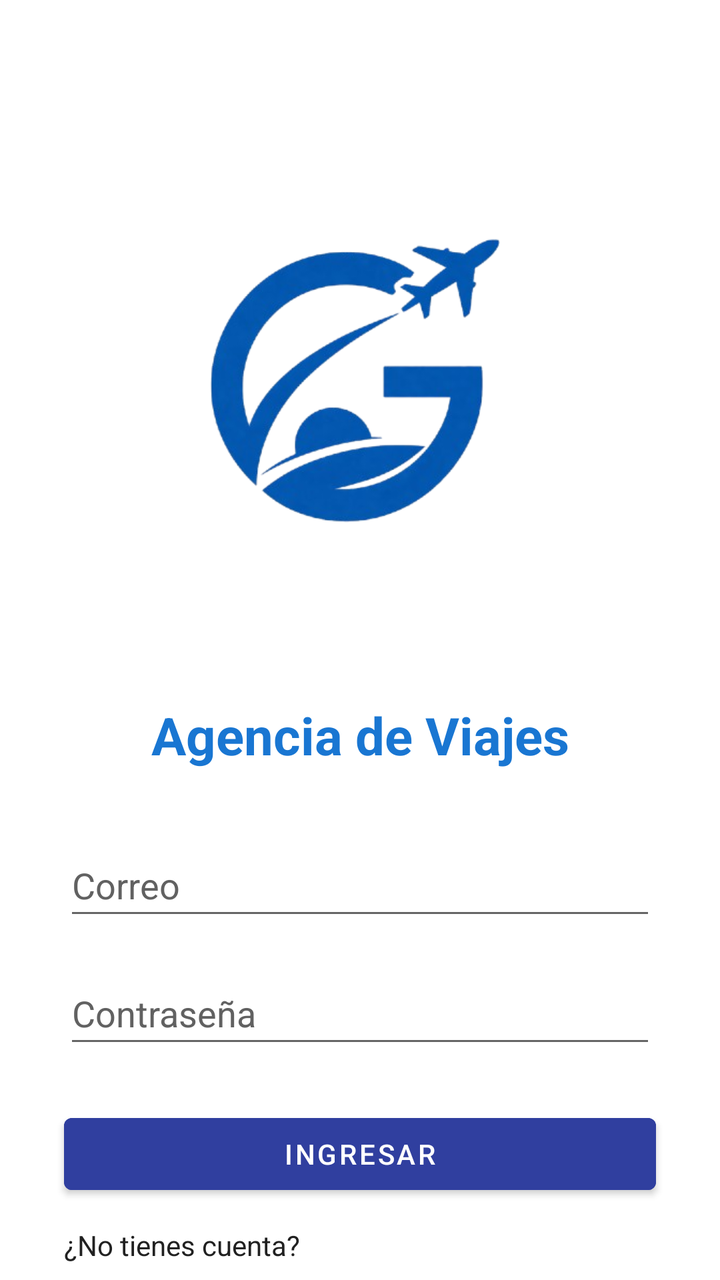
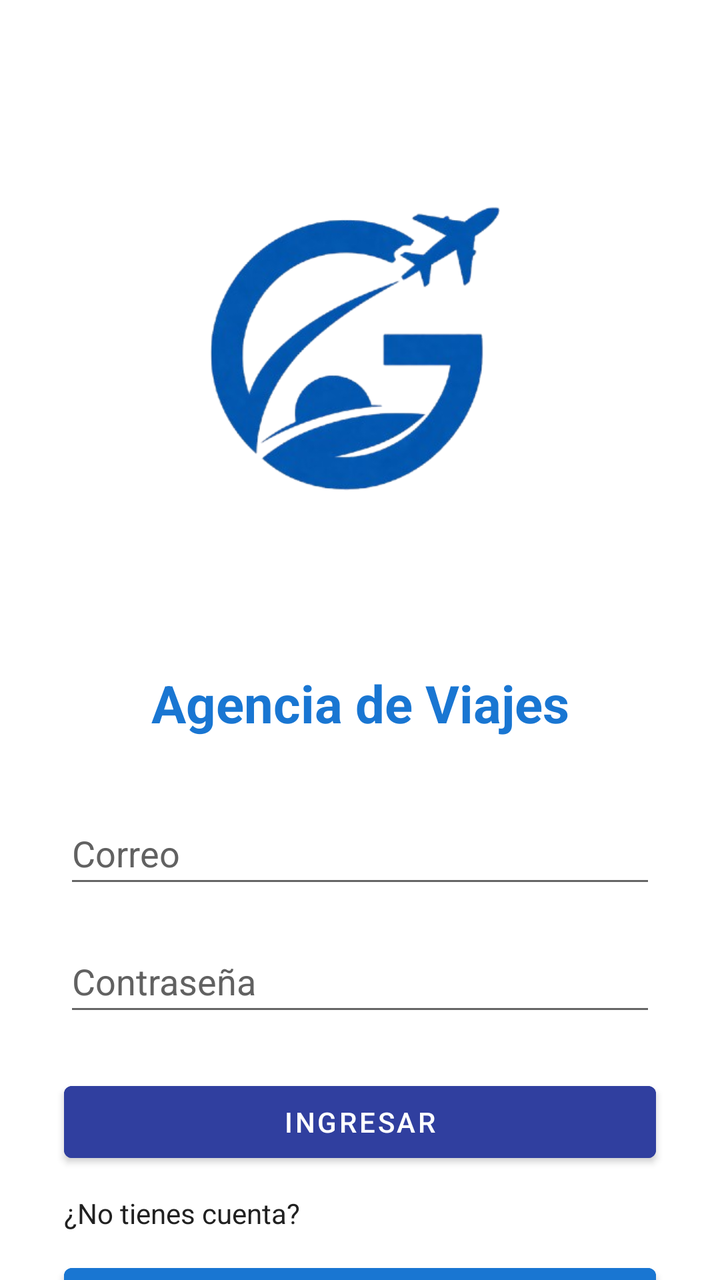

Screens rendered from an Android XML layout before and after an edit, with the pre-edit source and the edit as a unified diff.
<!-- AndroidManifest.xml: application theme Theme.Desafio2DSM -->
<!-- res/layout/activity_login.xml -->
<?xml version="1.0" encoding="utf-8"?>
<androidx.constraintlayout.widget.ConstraintLayout
    xmlns:android="http://schemas.android.com/apk/res/android"
    xmlns:app="http://schemas.android.com/apk/res-auto"
    xmlns:tools="http://schemas.android.com/tools"
    android:id="@+id/main"
    android:layout_width="match_parent"
    android:layout_height="match_parent"
    android:background="@color/background"
    tools:context=".LoginActivity">

    <ImageView
        android:id="@+id/imgLogo"
        android:layout_width="268dp"
        android:layout_height="286dp"
        android:layout_marginTop="56dp"
        android:contentDescription="@string/logo_"
        android:src="@drawable/logo_app"
        app:layout_constraintEnd_toEndOf="parent"
        app:layout_constraintHorizontal_bias="0.496"
        app:layout_constraintStart_toStartOf="parent"
        app:layout_constraintTop_toTopOf="parent" />

    <TextView
        android:id="@+id/tvTitulo"
        android:layout_width="wrap_content"
        android:layout_height="wrap_content"
        android:text="@string/app_name"
        android:textSize="26sp"
        android:textStyle="bold"
        android:textColor="@color/blue_700"
        android:layout_marginTop="8dp"
        app:layout_constraintTop_toBottomOf="@id/imgLogo"
        app:layout_constraintStart_toStartOf="parent"
        app:layout_constraintEnd_toEndOf="parent" />

    <EditText
        android:id="@+id/etEmail"
        android:layout_width="0dp"
        android:layout_height="wrap_content"
        android:layout_marginStart="32dp"
        android:layout_marginTop="32dp"
        android:layout_marginEnd="32dp"
        android:hint="@string/correo_hint"
        android:textColor="#212121"
        android:textColorHint="#616161"
        android:inputType="textEmailAddress"
        android:autofillHints="emailAddress"
        android:minHeight="48dp"
        app:layout_constraintTop_toBottomOf="@id/tvTitulo"
        app:layout_constraintStart_toStartOf="parent"
        app:layout_constraintEnd_toEndOf="parent" />

    <EditText
        android:id="@+id/etPassword"
        android:layout_width="0dp"
        android:layout_height="wrap_content"
        android:layout_marginStart="32dp"
        android:layout_marginTop="16dp"
        android:layout_marginEnd="32dp"
        android:hint="@string/password_hint"
        android:textColor="#212121"
        android:textColorHint="#616161"
        android:inputType="textPassword"
        android:autofillHints="password"
        android:minHeight="48dp"
        app:layout_constraintTop_toBottomOf="@id/etEmail"
        app:layout_constraintStart_toStartOf="parent"
        app:layout_constraintEnd_toEndOf="parent" />

    <Button
        android:id="@+id/btnLogin"
        android:layout_width="0dp"
        android:layout_height="wrap_content"
        android:layout_marginStart="32dp"
        android:layout_marginTop="24dp"
        android:layout_marginEnd="32dp"
        android:text="@string/btn_login"
        android:backgroundTint="@color/blue_500"
        android:textColor="@android:color/white"
        android:minHeight="48dp"
        app:layout_constraintTop_toBottomOf="@id/etPassword"
        app:layout_constraintStart_toStartOf="parent"
        app:layout_constraintEnd_toEndOf="parent" />

    <TextView
        android:id="@+id/tvRegistro"
        android:layout_width="wrap_content"
        android:layout_height="wrap_content"
        android:layout_marginTop="12dp"
        android:text="@string/no_cuenta"
        android:textColor="@color/black"
        app:layout_constraintTop_toBottomOf="@id/btnLogin"
        app:layout_constraintStart_toStartOf="parent"
        android:layout_marginStart="32dp" />

    <Button
        android:id="@+id/btnGoRegister"
        android:layout_width="0dp"
        android:layout_height="wrap_content"
        android:layout_marginStart="32dp"
        android:layout_marginTop="12dp"
        android:layout_marginEnd="32dp"
        android:text="@string/btn_registro"
        android:backgroundTint="@color/blue_700"
        android:textColor="@android:color/white"
        android:minHeight="48dp"
        app:layout_constraintTop_toBottomOf="@id/tvRegistro"
        app:layout_constraintStart_toStartOf="parent"
        app:layout_constraintEnd_toEndOf="parent" />

</androidx.constraintlayout.widget.ConstraintLayout>
<!-- resources referenced by this layout -->
<resources>
  <color name="background">#FFFFFF</color>
  <color name="black">#212121</color>
  <color name="blue_500">#303f9f</color>
  <color name="blue_700">#1976D2</color>
  <!-- drawable logo_app: png bitmap (drawable, 84019 bytes) -->
  <string name="app_name">Agencia de Viajes</string>
  <string name="btn_login">Ingresar</string>
  <string name="btn_registro">Ir a registro</string>
  <string name="correo_hint">Correo</string>
  <string name="no_cuenta">¿No tienes cuenta?</string>
  <string name="password_hint">Contraseña</string>
  <style name="Theme.Desafio2DSM" parent="Theme.MaterialComponents.DayNight.NoActionBar">
          <item name="android:windowBackground">@android:color/white</item>
          <item name="colorPrimary">#00695C</item>
          <item name="colorPrimaryVariant">#004D40</item>
          <item name="colorSecondary">#26A69A</item>
      </style>
</resources>

<!-- the commit's change to res/layout/activity_login.xml (unified diff, before → after) -->
@@ -13,8 +13,7 @@
         android:id="@+id/imgLogo"
         android:layout_width="268dp"
         android:layout_height="286dp"
-        android:layout_marginTop="56dp"
-        android:contentDescription="@string/logo_"
+        android:layout_marginTop="40dp"
         android:src="@drawable/logo_app"
         app:layout_constraintEnd_toEndOf="parent"
         app:layout_constraintHorizontal_bias="0.496"
<!-- resource entries referenced after the edit -->
@@ -13,9 +13,6 @@
   <string name="password_hint">Contraseña</string>
   <style name="Theme.Desafio2DSM" parent="Theme.MaterialComponents.DayNight.NoActionBar">
           <item name="android:windowBackground">@android:color/white</item>
-          <item name="colorPrimary">#00695C</item>
-          <item name="colorPrimaryVariant">#004D40</item>
-          <item name="colorSecondary">#26A69A</item>
       </style>
 </resources>
 
